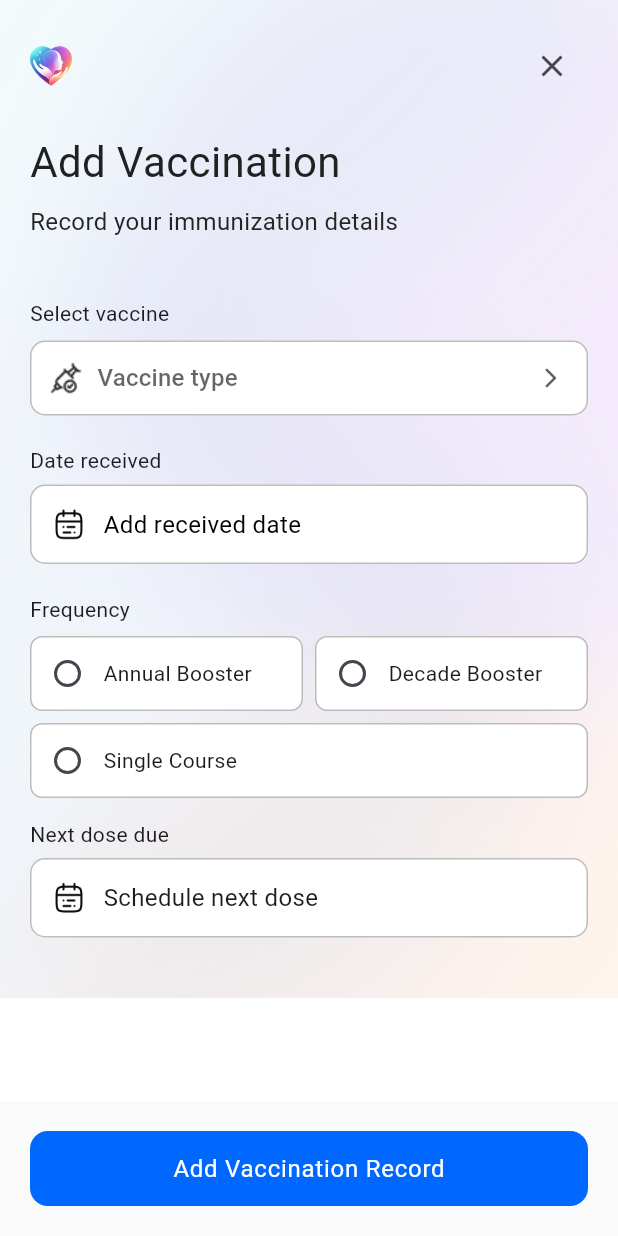
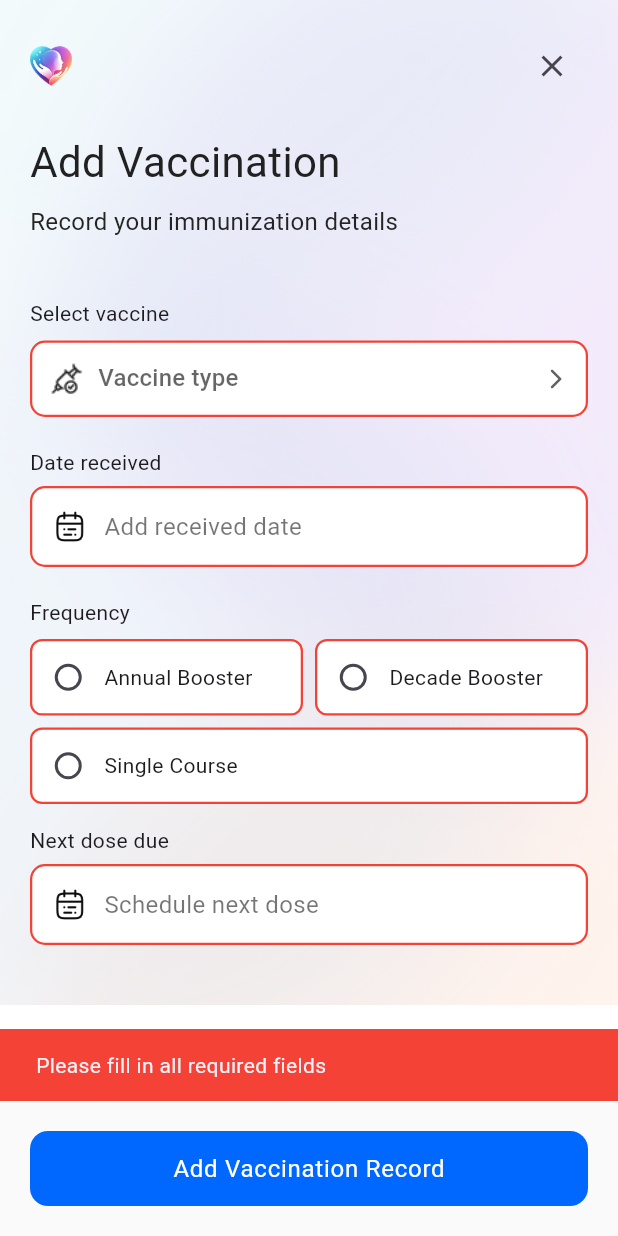
Before and after one commit to prasanjitha/remindus-mobile, a Flutter app: the AddVaccinationRecordScreen screen opened directly, after a tap on "Add Vaccination Record", on a phone screen of 412 x 824 dp. Run offline on Flutter 3.47's test engine with Material 3 defaults, Android fonts, the phone set to English and light mode, and no system bars; our stand-ins replace awesome_notifications, bloc, cloud_firestore, device_preview_plus, equatable, firebase_auth and 7 more; accounts and stored records are empty; Roboto replaces fonts that are missing (Helvetica Now Display).

Commit message:
feat: add error handling for the screen

```diff
--- a/lib/screens/moreOptions/healthAndTracingSection/addVaccinationReminder.dart
+++ b/lib/screens/moreOptions/healthAndTracingSection/addVaccinationReminder.dart
@@ -16,13 +16,13 @@ class _AddVaccinationRecordScreenState
     extends State<AddVaccinationRecordScreen> {
   String? selectedVaccine;
   String? selectedDose;
-  String? frequency = "Once";
+  String? frequency;
   DateTime? fromDate;
   DateTime? toDate;
 
+  bool showValidationErrors = false;
+
   List<String> vaccines = ["Covid Shield", "MMR", "Hepatitis B", "Tetanus"];
-
-  List<String> doses = ["Dose 1", "Dose 2", "Booster"];
 
   Future<void> pickFromDate() async {
     final date = await showDatePicker(
@@ -52,59 +52,47 @@ class _AddVaccinationRecordScreenState
     }
   }
 
+  bool _validateForm() {
+    return selectedVaccine != null &&
+        fromDate != null &&
+        toDate != null &&
+        frequency != null;
+  }
+
+  void _handleSubmit() {
+    if (_validateForm()) {
+      print("Vaccination button pressed");
+      print("Vaccine: $selectedVaccine");
+      print("From Date: $fromDate");
+      print("To Date: $toDate");
+      print("Frequency: $frequency");
+    } else {
+      setState(() {
+        showValidationErrors = true;
+      });
+
+      ScaffoldMessenger.of(context).showSnackBar(
+        const SnackBar(
+          content: Text('Please fill in all required fields'),
+          backgroundColor: Colors.red,
+          duration: Duration(seconds: 2),
+        ),
+      );
+    }
+  }
+
+  Color _getBorderColor(bool hasError) {
+    if (showValidationErrors && hasError) {
+      return Colors.red;
+    }
+    return Colors.black26;
+  }
+
   @override
   Widget build(BuildContext context) {
     final appColors = context.appColors;
     return Scaffold(
       backgroundColor: appColors.bgColor,
-
-      // appBar: PreferredSize(
-      //   preferredSize: const Size.fromHeight(175),
-      //   child: Container(
-      //     margin: const EdgeInsets.only(
-      //       top: 50,
-      //       left: 22,
-      //       right: 22,
-      //       // bottom: 22,
-      //     ),
-      //     child: Column(
-      //       crossAxisAlignment: CrossAxisAlignment.start,
-      //       mainAxisSize: MainAxisSize.min,
-      //       children: [
-      //         Row(
-      //           mainAxisAlignment: MainAxisAlignment.spaceBetween,
-      //           children: [
-      //             Image.asset(Assets.logoIcon, height: 32),
-      //             IconButton(
-      //               icon: const Icon(Icons.close, color: Colors.black),
-      //               onPressed: () => Navigator.pop(context),
-      //             ),
-      //           ],
-      //         ),
-      //         const SizedBox(height: 8),
-      //         const Text(
-      //           "Add Vaccination",
-      //           style: TextStyle(
-      //             fontSize: 28,
-      //             fontWeight: FontWeight.w400,
-      //             color: Color(0xFF242424),
-      //           ),
-      //         ),
-      //         const SizedBox(height: 4),
-      //         const Text(
-      //           "Record your immunization details",
-      //           style: TextStyle(
-      //             fontSize: 16,
-      //             fontWeight: FontWeight.w400,
-      //             color: Color(0xFF242424),
-      //           ),
-      //         ),
-      //         const SizedBox(height: 22),
-      //         Divider(thickness: 1, height: 1, color: Color(0xFFF0F0F0)),
-      //       ],
-      //     ),
-      //   ),
-      // ),
       body: Stack(
         children: [
           Positioned.fill(
@@ -119,16 +107,7 @@ class _AddVaccinationRecordScreenState
             child: Column(
               crossAxisAlignment: CrossAxisAlignment.start,
               children: [
-                MainHeaderAppBar(
-                  // onClose: () {
-                  //   Navigator.push(
-                  //     context,
-                  //     MaterialPageRoute(
-                  //       builder: (context) => const HealthCheckupScreen(),
-                  //     ),
-                  //   );
-                  // },
-                ),
+                MainHeaderAppBar(),
                 const SizedBox(height: 20),
 
                 Text(
@@ -158,7 +137,12 @@ class _AddVaccinationRecordScreenState
                   decoration: BoxDecoration(
                     color: Colors.white,
                     borderRadius: BorderRadius.circular(10),
-                    border: Border.all(color: Colors.black26),
+                    border: Border.all(
+                      color: _getBorderColor(selectedVaccine == null),
+                      width: showValidationErrors && selectedVaccine == null
+                          ? 1.5
+                          : 1,
+                    ),
                   ),
                   child: Row(
                     children: [
@@ -166,19 +150,23 @@ class _AddVaccinationRecordScreenState
                       const SizedBox(width: 10),
                       Expanded(
                         child: DropdownButtonHideUnderline(
-                          child: DropdownButtonFormField<String>(
+                          child: DropdownButton<String>(
                             isExpanded: true,
                             menuMaxHeight: 300,
-                            decoration: const InputDecoration(
-                              border: InputBorder.none,
-                              contentPadding: EdgeInsets.zero,
-                            ),
                             hint: const Text("Vaccine type"),
                             value: selectedVaccine,
                             icon: const Icon(
                               Icons.arrow_forward_ios_rounded,
                               size: 16,
                             ),
+                            selectedItemBuilder: (BuildContext context) {
+                              return vaccines.map((String value) {
+                                return Align(
+                                  alignment: Alignment.centerLeft,
+                                  child: Text(value),
+                                );
+                              }).toList();
+                            },
                             items: vaccines
                                 .map(
                                   (vaccine) => DropdownMenuItem(
@@ -211,21 +199,27 @@ class _AddVaccinationRecordScreenState
                     decoration: BoxDecoration(
                       color: Colors.white,
                       borderRadius: BorderRadius.circular(10),
-                      border: Border.all(color: Colors.black26),
+                      border: Border.all(
+                        color: _getBorderColor(fromDate == null),
+                        width: showValidationErrors && fromDate == null
+                            ? 1.5
+                            : 1,
+                      ),
                     ),
                     child: Row(
                       children: [
                         Image.asset(Assets.calendar2Icon, height: 22),
                         const SizedBox(width: 12),
-
                         Expanded(
                           child: Text(
                             fromDate == null
                                 ? "Add received date"
                                 : fromDate.toString().split(" ")[0],
-                            style: const TextStyle(
+                            style: TextStyle(
                               fontSize: 16,
-                              color: Colors.black,
+                              color: fromDate == null
+                                  ? Colors.black54
+                                  : Colors.black,
                             ),
                           ),
                         ),
@@ -241,7 +235,6 @@ class _AddVaccinationRecordScreenState
                       children: [
                         Expanded(
                           child: Container(
-                            // padding: const EdgeInsets.symmetric(horizontal: 12),
                             margin: const EdgeInsets.only(
                               right: 4,
                               bottom: 8,
@@ -250,10 +243,14 @@ class _AddVaccinationRecordScreenState
                             decoration: BoxDecoration(
                               color: Colors.white,
                               borderRadius: BorderRadius.circular(8),
-                              border: Border.all(color: Colors.black26),
+                              border: Border.all(
+                                color: _getBorderColor(frequency == null),
+                                width: showValidationErrors && frequency == null
+                                    ? 1.5
+                                    : 1,
+                              ),
                             ),
                             child: Row(
-                              // mainAxisAlignment: MainAxisAlignment.center,
                               children: [
                                 Radio(
                                   value: "annualBooster",
@@ -270,7 +267,6 @@ class _AddVaccinationRecordScreenState
                         ),
                         Expanded(
                           child: Container(
-                            // padding: const EdgeInsets.symmetric(vertical: 10),
                             margin: const EdgeInsets.only(
                               left: 4,
                               bottom: 8,
@@ -279,10 +275,14 @@ class _AddVaccinationRecordScreenState
                             decoration: BoxDecoration(
                               color: Colors.white,
                               borderRadius: BorderRadius.circular(8),
-                              border: Border.all(color: Colors.black26),
+                              border: Border.all(
+                                color: _getBorderColor(frequency == null),
+                                width: showValidationErrors && frequency == null
+                                    ? 1.5
+                                    : 1,
+                              ),
                             ),
                             child: Row(
-                              // mainAxisAlignment: MainAxisAlignment.center,
                               children: [
                                 Radio(
                                   value: "decadeBooster",
@@ -299,17 +299,19 @@ class _AddVaccinationRecordScreenState
                         ),
                       ],
                     ),
-
                     Container(
                       width: double.infinity,
-                      // padding: const EdgeInsets.symmetric(vertical: 10),
                       decoration: BoxDecoration(
                         color: Colors.white,
                         borderRadius: BorderRadius.circular(8),
-                        border: Border.all(color: Colors.black26),
+                        border: Border.all(
+                          color: _getBorderColor(frequency == null),
+                          width: showValidationErrors && frequency == null
+                              ? 1.5
+                              : 1,
+                        ),
                       ),
                       child: Row(
-                        // mainAxisAlignment: MainAxisAlignment.center,
                         children: [
                           Radio(
                             value: "singleCourse",
@@ -341,7 +343,10 @@ class _AddVaccinationRecordScreenState
                     decoration: BoxDecoration(
                       color: Colors.white,
                       borderRadius: BorderRadius.circular(10),
-                      border: Border.all(color: Colors.black26),
+                      border: Border.all(
+                        color: _getBorderColor(toDate == null),
+                        width: showValidationErrors && toDate == null ? 1.5 : 1,
+                      ),
                     ),
                     child: Row(
                       children: [
@@ -352,7 +357,12 @@ class _AddVaccinationRecordScreenState
                             toDate == null
                                 ? "Schedule next dose"
                                 : toDate.toString().split(" ")[0],
-                            style: const TextStyle(fontSize: 16),
+                            style: TextStyle(
+                              fontSize: 16,
+                              color: toDate == null
+                                  ? Colors.black54
+                                  : Colors.black,
+                            ),
                           ),
                         ),
                       ],
@@ -373,9 +383,7 @@ class _AddVaccinationRecordScreenState
           height: 50,
           backgroundColor: const Color(0xFF0168FF),
           textColor: Colors.white,
-          onPressed: () {
-            print("Vaccination button pressed");
-          },
+          onPressed: _handleSubmit,
         ),
       ),
     );
```
